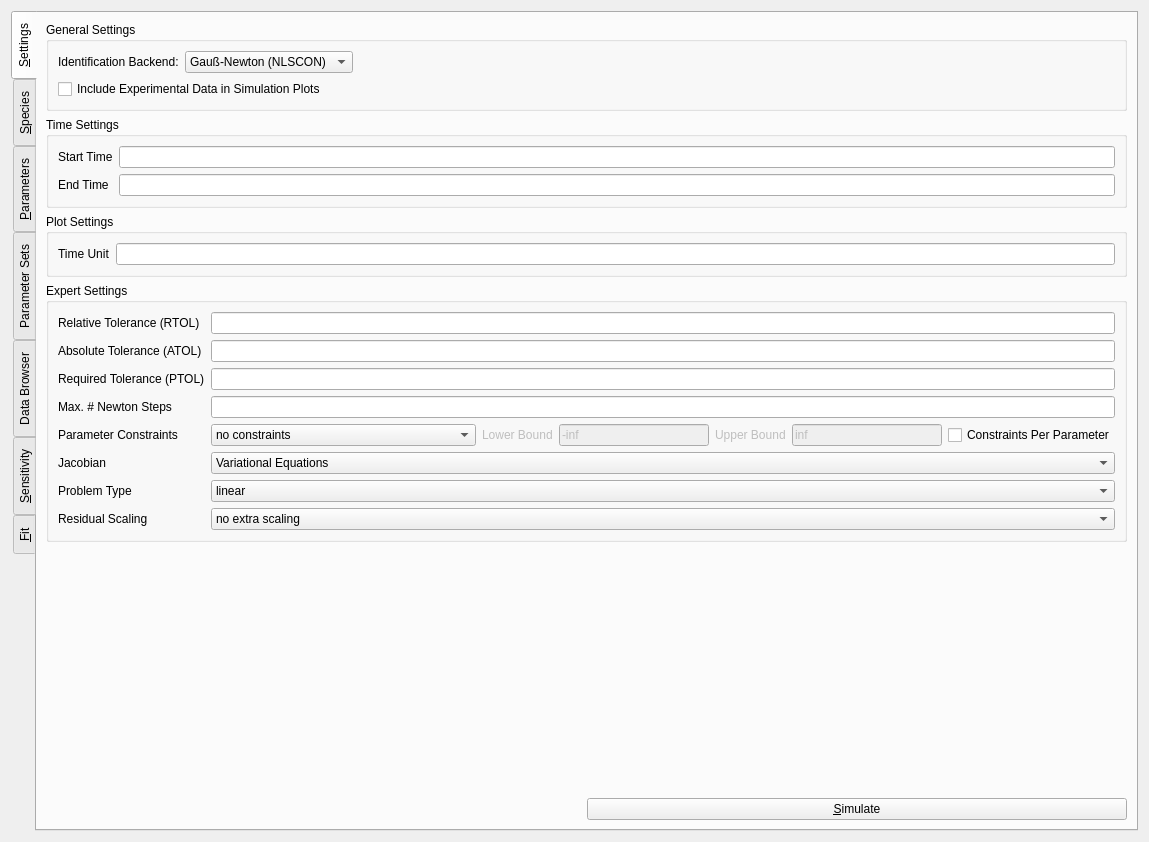
Above: src/simulationworkbench/simulationworkbench_v4.ui from CSB-at-ZIB/BioPARKIN before the change. Below: the same form after it.
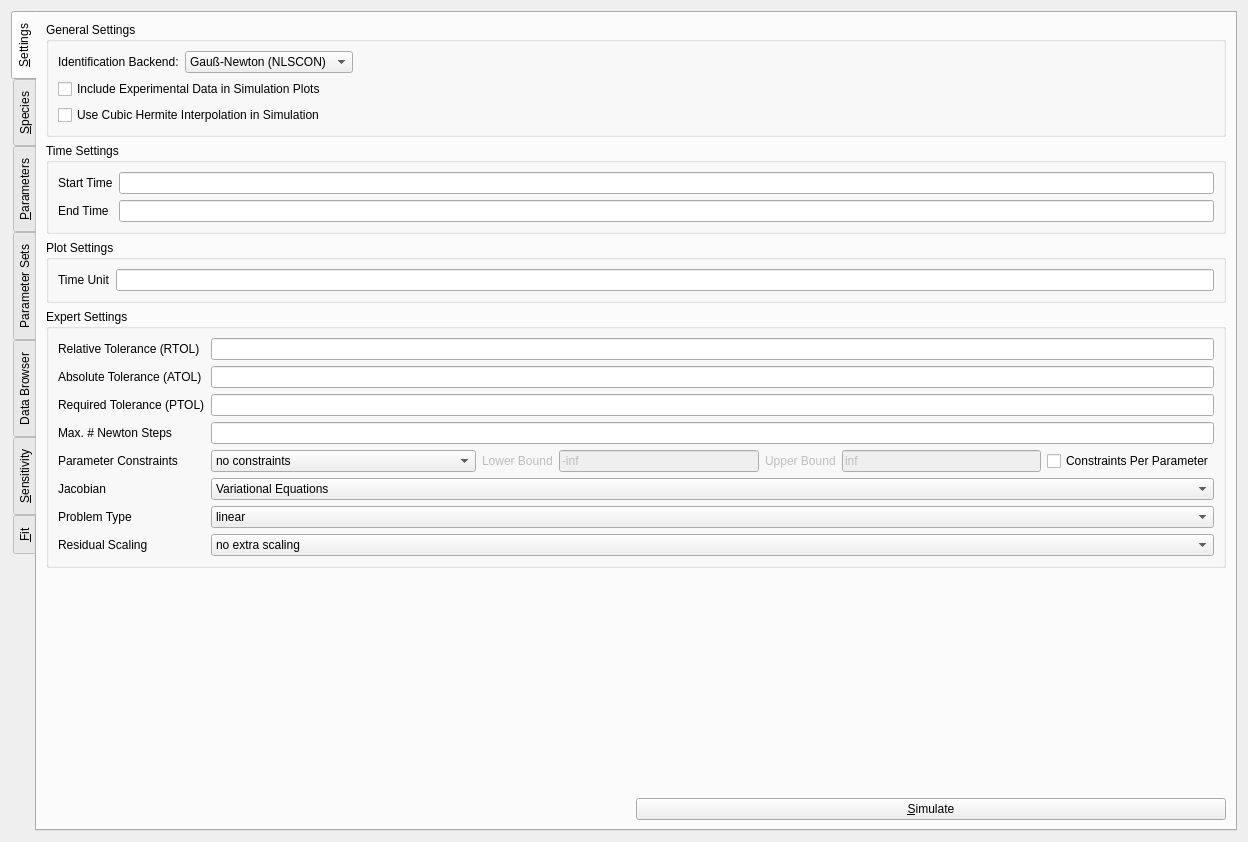
That is the form after the change.

```diff
--- a/src/simulationworkbench/simulationworkbench_v4.ui
+++ b/src/simulationworkbench/simulationworkbench_v4.ui
@@ -6,7 +6,7 @@
    <rect>
     <x>0</x>
     <y>0</y>
-    <width>1149</width>
+    <width>1248</width>
     <height>842</height>
    </rect>
   </property>
@@ -93,6 +93,13 @@
             </property>
            </widget>
           </item>
+          <item>
+           <widget class="QCheckBox" name="checkBoxUseCubicHermite">
+            <property name="text">
+             <string>Use Cubic Hermite Interpolation in Simulation</string>
+            </property>
+           </widget>
+          </item>
          </layout>
         </widget>
        </item>
```
